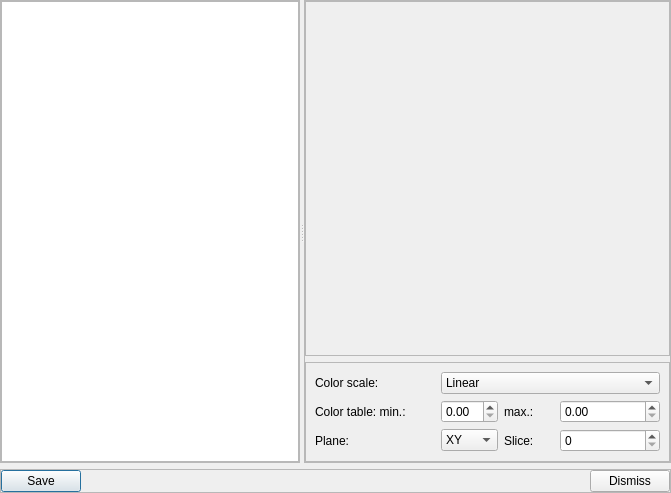
This is imagejockey/svd/svdanalysisdialog.ui in PauloCarvalhoRJ/gammaray as Qt 5 draws it before an edit. The edited form follows.
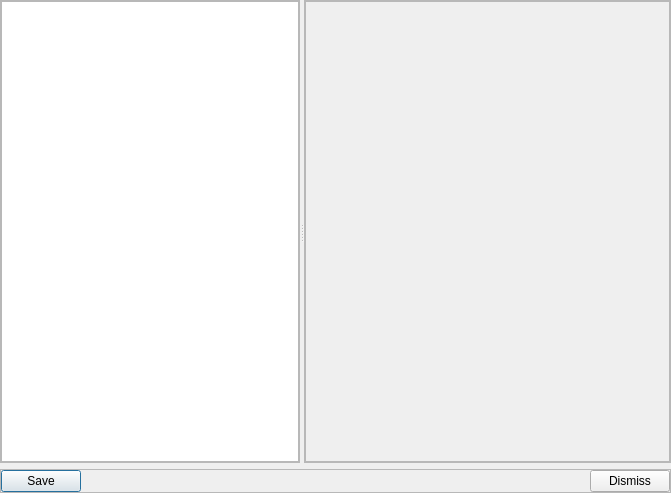
This is the edited form. Custom widgets are drawn as their Qt base class.

Commit message: Replaced discrete widgets with IJGridViewerWidget (reuse) in SVDAnalysisDialog.

```diff
--- a/imagejockey/svd/svdanalysisdialog.ui
+++ b/imagejockey/svd/svdanalysisdialog.ui
@@ -91,101 +91,6 @@
          <layout class="QVBoxLayout" name="verticalLayout_4"/>
         </widget>
        </item>
-       <item>
-        <widget class="QFrame" name="frmRightBottom">
-         <property name="sizePolicy">
-          <sizepolicy hsizetype="Preferred" vsizetype="Minimum">
-           <horstretch>0</horstretch>
-           <verstretch>0</verstretch>
-          </sizepolicy>
-         </property>
-         <property name="frameShape">
-          <enum>QFrame::StyledPanel</enum>
-         </property>
-         <property name="frameShadow">
-          <enum>QFrame::Raised</enum>
-         </property>
-         <layout class="QGridLayout" name="gridLayout">
-          <item row="1" column="0" colspan="2">
-           <widget class="QLabel" name="label">
-            <property name="text">
-             <string>Color table: min.:</string>
-            </property>
-           </widget>
-          </item>
-          <item row="1" column="2">
-           <widget class="QDoubleSpinBox" name="dblSpinColorScaleMin"/>
-          </item>
-          <item row="1" column="3">
-           <widget class="QLabel" name="label_2">
-            <property name="text">
-             <string>max.:</string>
-            </property>
-           </widget>
-          </item>
-          <item row="1" column="4" colspan="2">
-           <widget class="QDoubleSpinBox" name="dblSpinColorScaleMax"/>
-          </item>
-          <item row="2" column="0">
-           <widget class="QLabel" name="label_3">
-            <property name="text">
-             <string>Plane:</string>
-            </property>
-           </widget>
-          </item>
-          <item row="2" column="3">
-           <widget class="QLabel" name="label_4">
-            <property name="text">
-             <string>Slice:</string>
-            </property>
-           </widget>
-          </item>
-          <item row="2" column="4" colspan="2">
-           <widget class="QSpinBox" name="spinSlice"/>
-          </item>
-          <item row="0" column="0">
-           <widget class="QLabel" name="label_5">
-            <property name="text">
-             <string>Color scale:</string>
-            </property>
-           </widget>
-          </item>
-          <item row="0" column="2" colspan="4">
-           <widget class="QComboBox" name="cmbColorScale">
-            <item>
-             <property name="text">
-              <string>Linear</string>
-             </property>
-            </item>
-            <item>
-             <property name="text">
-              <string>Log of absolute value</string>
-             </property>
-            </item>
-           </widget>
-          </item>
-          <item row="2" column="2">
-           <widget class="QComboBox" name="cmbPlane">
-            <item>
-             <property name="text">
-              <string>XY</string>
-             </property>
-            </item>
-            <item>
-             <property name="text">
-              <string>XZ</string>
-             </property>
-            </item>
-            <item>
-             <property name="text">
-              <string>YZ</string>
-             </property>
-            </item>
-           </widget>
-          </item>
-         </layout>
-        </widget>
-       </item>
       </layout>
      </widget>
     </widget>
```
Left out of the diff: 44 changed lines with no effect on the pictures. The commit also changes 4 other files.
